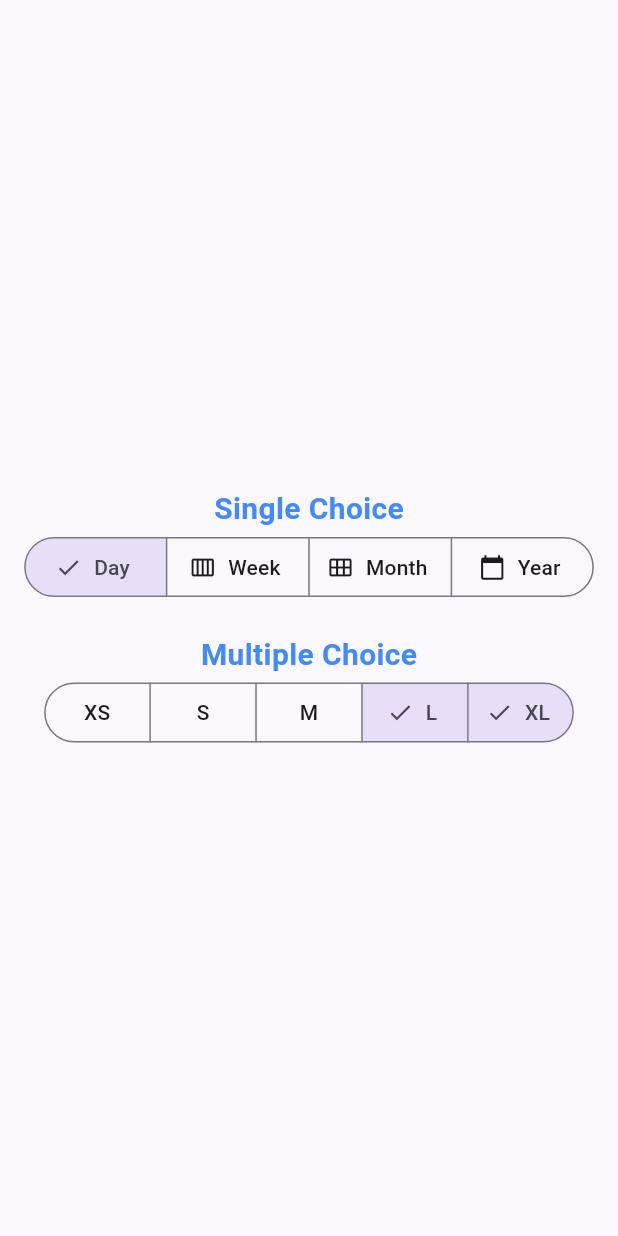
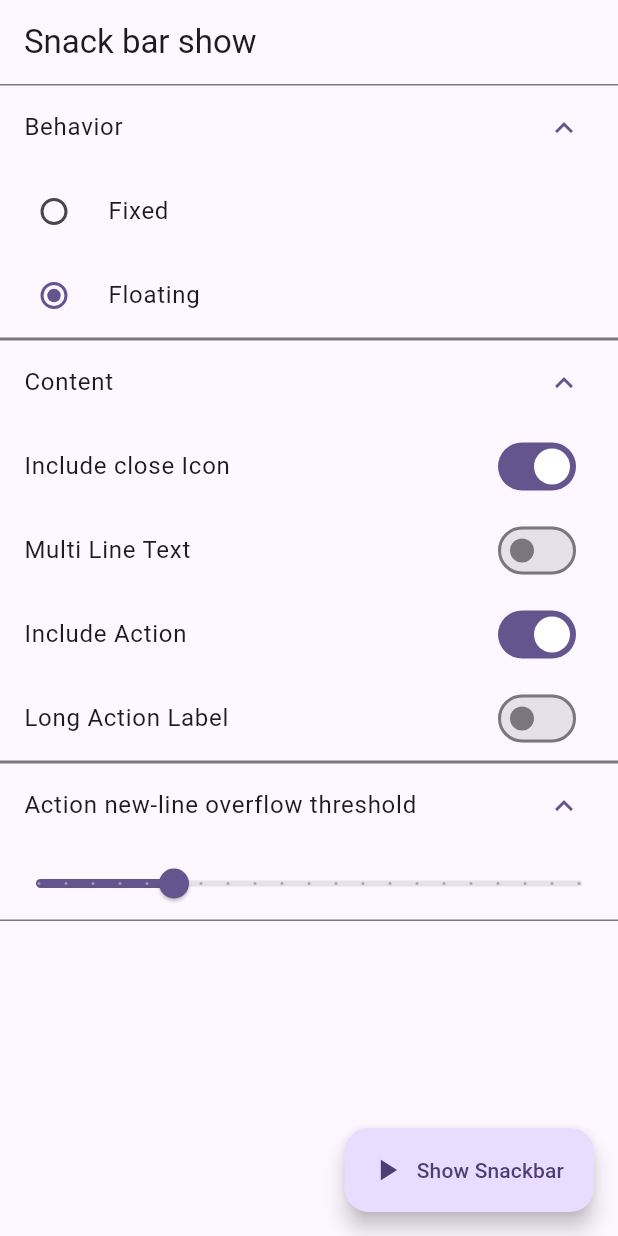
Before and after one commit to Md-LatifurRatul/Flutter-Widgets-Learning, a Flutter app: the screen it shows after launch, on a phone screen of 412 x 824 dp. Run offline on Flutter 3.47's test engine with Material 3 defaults, Android fonts, the phone set to English and light mode, and no system bars.

Commit message:
add snackbar mode

```diff
--- a/lib/app.dart
+++ b/lib/app.dart
@@ -1,5 +1,5 @@
 import 'package:flutter/material.dart';
-import 'package:flutter_widgets/widgets/Segmented_Button/segmented_button_app.dart';
+import 'package:flutter_widgets/widgets/Snackbar/snack_bar_app.dart';
 
 class MyApp extends StatelessWidget {
   const MyApp({super.key});
@@ -8,7 +8,8 @@ class MyApp extends StatelessWidget {
   Widget build(BuildContext context) {
     return MaterialApp(
       debugShowCheckedModeBanner: false,
-      home: SegmentedButtonApp(),
+      // home: SegmentedButtonApp(),
+      home: SnackBarApp(),
       theme: theme,
     );
   }
--- /dev/null
+++ b/lib/widgets/Snackbar/snack_bar_app.dart
@@ -0,0 +1,163 @@
+import 'package:flutter/material.dart';
+
+class SnackBarApp extends StatefulWidget {
+  const SnackBarApp({super.key});
+  @override
+  State<SnackBarApp> createState() => _SnackBarApp();
+}
+
+class _SnackBarApp extends State<SnackBarApp> {
+  SnackBarBehavior? _snackBarBehavior = SnackBarBehavior.floating;
+  bool _withIcon = true;
+  bool _withAction = true;
+  bool _multiline = false;
+  bool _longActionLabel = false;
+  double _sliderValue = 0.25;
+
+  @override
+  Widget build(BuildContext context) {
+    return Scaffold(
+      appBar: AppBar(title: const Text("Snack bar show")),
+      floatingActionButton: FloatingActionButton.extended(
+        onPressed: () {
+          _snackShow();
+        },
+        icon: const Icon(Icons.play_arrow),
+        label: const Text("Show Snackbar"),
+      ),
+      body: ListView(
+        children: [
+          ExpansionTile(
+            title: const Text('Behavior'),
+            initiallyExpanded: true,
+            children: [
+              RadioGroup<SnackBarBehavior>(
+                groupValue: _snackBarBehavior,
+                onChanged: (SnackBarBehavior? value) {
+                  setState(() {
+                    _snackBarBehavior = value;
+                  });
+                },
+                child: RadioListTile<SnackBarBehavior>(
+                  value: SnackBarBehavior.fixed,
+                  title: const Text("Fixed"),
+                ),
+              ),
+
+              RadioGroup<SnackBarBehavior>(
+                groupValue: _snackBarBehavior,
+                onChanged: (SnackBarBehavior? value) {
+                  setState(() {
+                    _snackBarBehavior = value;
+                  });
+                },
+                child: RadioListTile<SnackBarBehavior>(
+                  value: SnackBarBehavior.floating,
+                  title: const Text("Floating"),
+                ),
+              ),
+            ],
+          ),
+
+          ExpansionTile(
+            title: const Text('Content'),
+            initiallyExpanded: true,
+            children: [
+              SwitchListTile(
+                title: const Text("Include close Icon"),
+                value: _withIcon,
+                onChanged: (bool value) {
+                  setState(() {
+                    _withIcon = value;
+                  });
+                },
+              ),
+
+              SwitchListTile(
+                title: const Text("Multi Line Text"),
+                value: _multiline,
+                onChanged: (bool value) {
+                  _multiline = value;
+                },
+              ),
+
+              SwitchListTile(
+                title: const Text("Include Action"),
+                value: _withAction,
+                onChanged: (bool value) {
+                  setState(() {
+                    _withAction = value;
+                  });
+                },
+              ),
+
+              SwitchListTile(
+                title: const Text("Long Action Label"),
+                value: _longActionLabel,
+                onChanged: !_withAction
+                    ? null
+                    : (bool value) {
+                        setState(() {
+                          _longActionLabel = value;
+                        });
+                      },
+              ),
+            ],
+          ),
+
+          ExpansionTile(
+            title: const Text('Action new-line overflow threshold'),
+
+            initiallyExpanded: true,
+
+            children: [
+              Slider(
+                value: _sliderValue,
+
+                divisions: 20,
+                label: _sliderValue.toStringAsFixed(2),
+
+                onChanged: (double value) => setState(() {
+                  _sliderValue = value;
+                }),
+              ),
+            ],
+          ),
+          const SizedBox(height: 100),
+        ],
+      ),
+    );
+  }
+
+  void _snackShow() {
+    ScaffoldMessenger.of(context).showSnackBar(_snackBar());
+  }
+
+  SnackBar _snackBar() {
+    final SnackBarAction? action = _withAction
+        ? SnackBarAction(
+            label: _longActionLabel ? "Long Action Text" : "Action",
+            onPressed: () {},
+          )
+        : null;
+
+    final double? width = _snackBarBehavior == SnackBarBehavior.floating
+        ? 400.0
+        : null;
+    final String label = _multiline
+        ? 'A Snack Bar with a multiline text with spans of multiple line text '
+              'lines. can look at how the Action Label moves around when trying '
+              'to layout this text.'
+        : "Single Line Snackbar Example";
+
+    return SnackBar(
+      content: Text(label),
+      showCloseIcon: _withIcon,
+      width: width,
+      behavior: _snackBarBehavior,
+      action: action,
+      duration: const Duration(seconds: 3),
+      actionOverflowThreshold: _sliderValue,
+    );
+  }
+}
```
